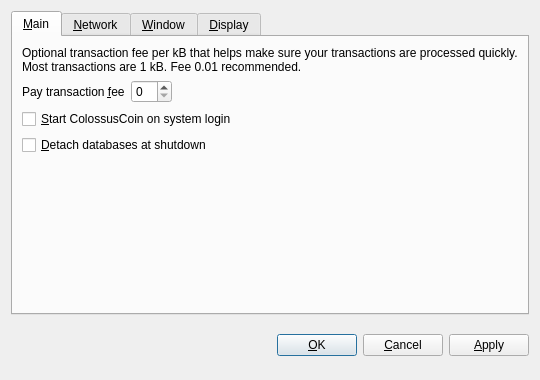
This is src/qt/forms/optionsdialog.ui in Crestington/Test7 as Qt 5 draws it before an edit. The edited form follows.
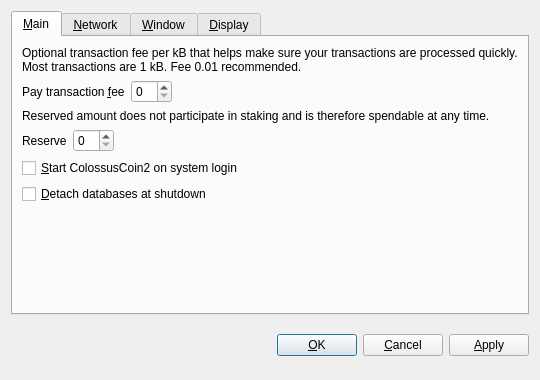
This is the edited form. Custom widgets are drawn as their Qt base class.

What changed in the file:
```diff
--- a/src/qt/forms/optionsdialog.ui
+++ b/src/qt/forms/optionsdialog.ui
@@ -62,7 +62,53 @@
           <widget class="BitcoinAmountField" name="transactionFee"/>
          </item>
          <item>
-          <spacer name="horizontalSpacer_Main">
+          <spacer name="horizontalSpacerFee">
+           <property name="orientation">
+            <enum>Qt::Horizontal</enum>
+           </property>
+           <property name="sizeHint" stdset="0">
+            <size>
+             <width>40</width>
+             <height>20</height>
+            </size>
+           </property>
+          </spacer>
+         </item>
+        </layout>
+       </item>
+       <item>
+        <widget class="QLabel" name="reserveBalanceInfoLabel">
+         <property name="text">
+          <string>Reserved amount does not participate in staking and is therefore spendable at any time.</string>
+         </property>
+         <property name="textFormat">
+          <enum>Qt::PlainText</enum>
+         </property>
+         <property name="wordWrap">
+          <bool>true</bool>
+         </property>
+        </widget>
+       </item>
+       <item>
+        <layout class="QHBoxLayout" name="horizontalLayoutReserveBalance">
+         <item>
+          <widget class="QLabel" name="reserveBalanceLabel">
+           <property name="text">
+            <string>Reserve</string>
+           </property>
+           <property name="textFormat">
+            <enum>Qt::PlainText</enum>
+           </property>
+           <property name="buddy">
+            <cstring>reserveBalance</cstring>
+           </property>
+          </widget>
+         </item>
+         <item>
+          <widget class="BitcoinAmountField" name="reserveBalance"/>
+         </item>
+         <item>
+          <spacer name="horizontalSpacerReserveBalance">
            <property name="orientation">
             <enum>Qt::Horizontal</enum>
            </property>
@@ -82,7 +128,7 @@
           <string>Automatically start ColossusCoin after logging in to the system.</string>
          </property>
          <property name="text">
-          <string>&amp;Start ColossusCoin on system login</string>
+          <string>&amp;Start ColossusCoin2 on system login</string>
          </property>
         </widget>
        </item>
```
Left out of the diff: 12 changed lines with no effect on the pictures.
